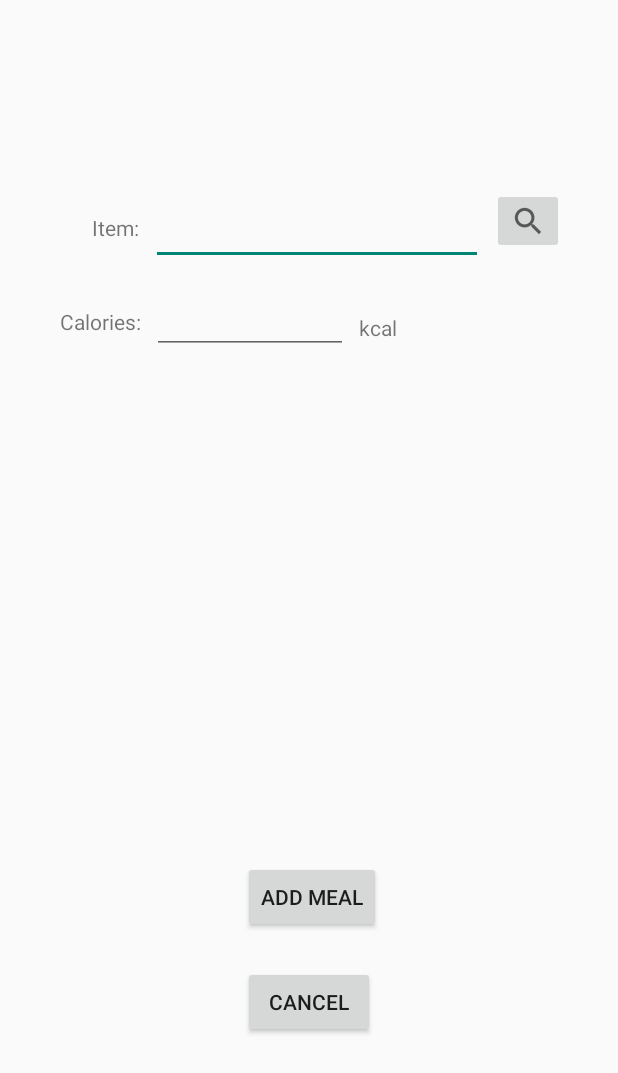
After one commit to Dan-Theriault/7344-App, an Android app: the DietEntryActivity screen opened directly, with no data from a screen before it, on a phone screen of 412 x 824 dp. The commit adds this screen. Shown: the top 1073 px of the screen. Run offline under Robolectric (Android 15) with nearby library versions, the phone set to English and light mode, and no system bars.

Commit message:
Added basic diet functionality

```diff
--- a/app/build.gradle
+++ b/app/build.gradle
@@ -2,7 +2,7 @@ apply plugin: 'com.android.application'
 apply plugin: 'kotlin-android'
 
 android {
-    compileSdkVersion 27
+    compileSdkVersion 25
     buildToolsVersion '26.0.2'
     defaultConfig {
         applicationId "jasonngor.com.sustainabilitylifestylescorecard"
@@ -22,6 +22,7 @@ android {
 
 dependencies {
     implementation 'com.android.support:design:25.4.0'
+    implementation 'com.android.support:support-v4:25.4.0'
     compile fileTree(include: ['*.jar'], dir: 'libs')
     androidTestCompile('com.android.support.test.espresso:espresso-core:2.2.2', {
         exclude group: 'com.android.support', module: 'support-annotations'
--- a/app/src/main/java/jasonngor/com/sustainabilitylifestylescorecard/DashboardActivity.java
+++ b/app/src/main/java/jasonngor/com/sustainabilitylifestylescorecard/DashboardActivity.java
@@ -32,4 +32,9 @@ public class DashboardActivity extends AppCompatActivity {
         Intent journalIntent = new Intent(this, JournalActivity.class);
         startActivity(journalIntent);
     }
+
+    public void onDietPress(View v) {
+        Intent dietIntent = new Intent(this, DietActivity.class);
+        startActivity(dietIntent);
+    }
 }
--- /dev/null
+++ b/app/src/main/java/jasonngor/com/sustainabilitylifestylescorecard/DietEntryActivity.java
@@ -0,0 +1,41 @@
+package jasonngor.com.sustainabilitylifestylescorecard;
+
+import android.content.Context;
+import android.content.SharedPreferences;
+import android.support.v7.app.AppCompatActivity;
+import android.os.Bundle;
+import android.view.View;
+import android.widget.EditText;
+
+public class DietEntryActivity extends AppCompatActivity {
+
+    private EditText foodTxt;
+    private EditText kcalTxt;
+
+    @Override
+    protected void onCreate(Bundle savedInstanceState) {
+        super.onCreate(savedInstanceState);
+        setContentView(R.layout.activity_diet_entry);
+        foodTxt = (EditText) findViewById(R.id.foodTxt);
+        kcalTxt = (EditText) findViewById(R.id.kcalTxt);
+    }
+
+    public void searchRecipe(View v) {
+
+    }
+
+    public void addMeal(View v) {
+        String foodName = foodTxt.getText().toString();
+        String kcal = kcalTxt.getText().toString();
+        Context context = DietEntryActivity.this;
+        SharedPreferences sharedPref = context.getSharedPreferences("DietEntries", Context.MODE_PRIVATE);
+        SharedPreferences.Editor editor = sharedPref.edit();
+        editor.putString("entry", foodName + "," + kcal);
+        editor.commit();
+        finish();
+    }
+
+    public void cancel(View v) {
+        finish();
+    }
+}
--- a/app/src/main/res/layout/activity_dashboard.xml
+++ b/app/src/main/res/layout/activity_dashboard.xml
@@ -40,7 +40,8 @@
         android:layout_y="192dp"
         android:background="@android:color/transparent"
         tools:layout_editor_absoluteX="75dp"
-        tools:layout_editor_absoluteY="217dp" />
+        tools:layout_editor_absoluteY="217dp"
+        android:onClick="onDietPress" />
 
     <Button
         android:id="@+id/btn_dash_commute"
--- /dev/null
+++ b/app/src/main/res/layout/activity_diet_entry.xml
@@ -0,0 +1,98 @@
+<?xml version="1.0" encoding="utf-8"?>
+<android.support.constraint.ConstraintLayout xmlns:android="http://schemas.android.com/apk/res/android"
+    xmlns:app="http://schemas.android.com/apk/res-auto"
+    xmlns:tools="http://schemas.android.com/tools"
+    android:layout_width="match_parent"
+    android:layout_height="match_parent"
+    tools:context="jasonngor.com.sustainabilitylifestylescorecard.DietEntryActivity"
+    tools:layout_editor_absoluteY="25dp">
+
+    <EditText
+        android:id="@+id/foodTxt"
+        android:layout_width="0dp"
+        android:layout_height="51dp"
+        android:layout_marginEnd="6dp"
+        android:ems="10"
+        android:inputType="textPersonName"
+        app:layout_constraintBaseline_toBaselineOf="@+id/foodTv"
+        app:layout_constraintEnd_toStartOf="@+id/searchRecipeBtn"
+        app:layout_constraintStart_toEndOf="@+id/foodTv" />
+
+    <TextView
+        android:id="@+id/caloriesTv"
+        android:layout_width="wrap_content"
+        android:layout_height="wrap_content"
+        android:layout_marginEnd="7dp"
+        android:layout_marginStart="40dp"
+        android:text="Calories:"
+        app:layout_constraintBaseline_toBaselineOf="@+id/kcalTxt"
+        app:layout_constraintEnd_toStartOf="@+id/kcalTxt"
+        app:layout_constraintStart_toStartOf="parent" />
+
+    <TextView
+        android:id="@+id/foodTv"
+        android:layout_width="wrap_content"
+        android:layout_height="wrap_content"
+        android:layout_marginEnd="8dp"
+        android:layout_marginStart="61dp"
+        android:layout_marginTop="142dp"
+        android:text="Item:"
+        app:layout_constraintEnd_toStartOf="@+id/foodTxt"
+        app:layout_constraintStart_toStartOf="parent"
+        app:layout_constraintTop_toTopOf="parent" />
+
+    <ImageButton
+        android:id="@+id/searchRecipeBtn"
+        android:layout_width="wrap_content"
+        android:layout_height="wrap_content"
+        android:layout_marginEnd="36dp"
+        android:onClick="searchRecipe"
+        app:layout_constraintEnd_toEndOf="parent"
+        app:layout_constraintStart_toEndOf="@+id/foodTxt"
+        app:layout_constraintTop_toTopOf="@+id/foodTxt"
+        app:srcCompat="?android:attr/actionModeWebSearchDrawable" />
+
+    <EditText
+        android:id="@+id/kcalTxt"
+        android:layout_width="0dp"
+        android:layout_height="wrap_content"
+        android:layout_marginEnd="7dp"
+        android:layout_marginTop="14dp"
+        android:ems="10"
+        android:inputType="number"
+        app:layout_constraintEnd_toStartOf="@+id/kcalTv"
+        app:layout_constraintStart_toEndOf="@+id/caloriesTv"
+        app:layout_constraintTop_toBottomOf="@+id/foodTxt" />
+
+    <TextView
+        android:id="@+id/kcalTv"
+        android:layout_width="wrap_content"
+        android:layout_height="wrap_content"
+        android:layout_marginBottom="8dp"
+        android:layout_marginEnd="147dp"
+        android:text="kcal"
+        app:layout_constraintBottom_toBottomOf="@+id/kcalTxt"
+        app:layout_constraintEnd_toEndOf="parent"
+        app:layout_constraintStart_toEndOf="@+id/kcalTxt" />
+
+    <Button
+        android:id="@+id/addDietCfmBtn"
+        android:layout_width="wrap_content"
+        android:layout_height="wrap_content"
+        android:layout_marginBottom="22dp"
+        android:onClick="addMeal"
+        android:text="Add meal"
+        app:layout_constraintBottom_toTopOf="@+id/addDietCnclBtn"
+        app:layout_constraintStart_toStartOf="@+id/addDietCnclBtn" />
+
+    <Button
+        android:id="@+id/addDietCnclBtn"
+        android:layout_width="wrap_content"
+        android:layout_height="wrap_content"
+        android:layout_marginBottom="132dp"
+        android:text="Cancel"
+        app:layout_constraintBottom_toBottomOf="parent"
+        app:layout_constraintEnd_toEndOf="parent"
+        app:layout_constraintStart_toStartOf="parent"
+        android:onClick="cancel"/>
+</android.support.constraint.ConstraintLayout>
--- /dev/null
+++ b/app/src/main/res/xml/searchable.xml
@@ -0,0 +1,5 @@
+<?xml version="1.0" encoding="utf-8"?>
+<searchable xmlns:android="http://schemas.android.com/apk/res/android"
+    android:label="test"
+    android:hint="Search recipes" >
+</searchable>
```
Also changed, not shown: app/src/main/AndroidManifest.xml (+16 -4 lines), app/src/main/java/jasonngor/com/sustainabilitylifestylescorecard/DietActivity.java (added, +41 -0 lines), app/src/main/java/jasonngor/com/sustainabilitylifestylescorecard/SearchRecipeActivity.java (added, +14 -0 lines), app/src/main/res/layout/activity_diet.xml (added, +28 -0 lines), app/src/main/res/layout/activity_search_recipe.xml (added, +14 -0 lines).
